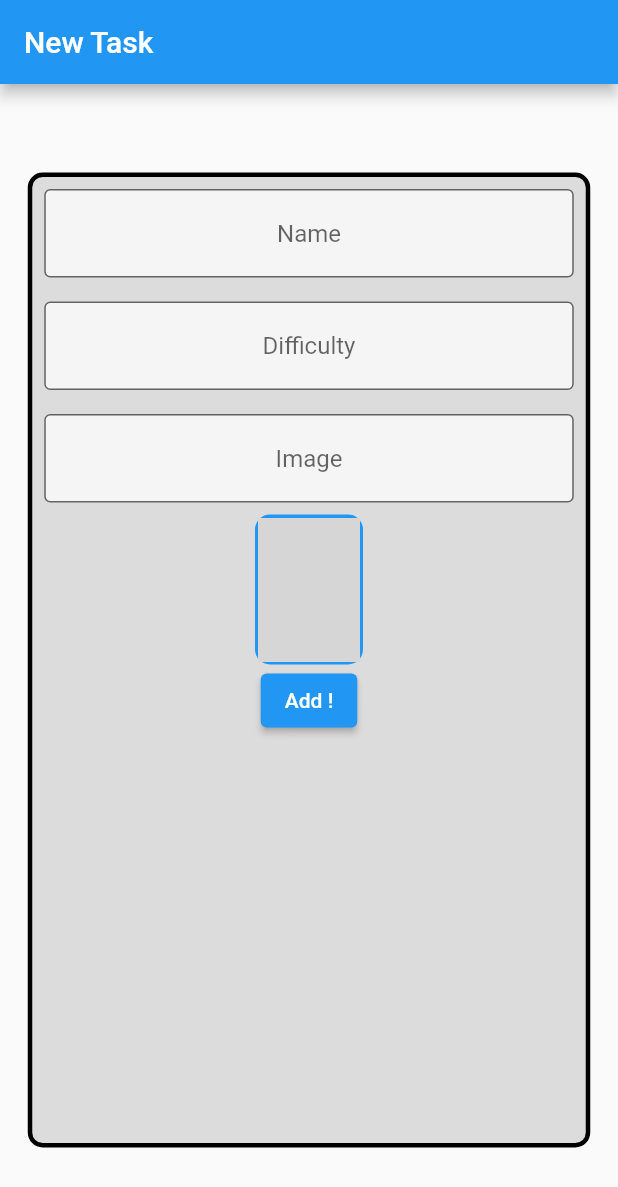
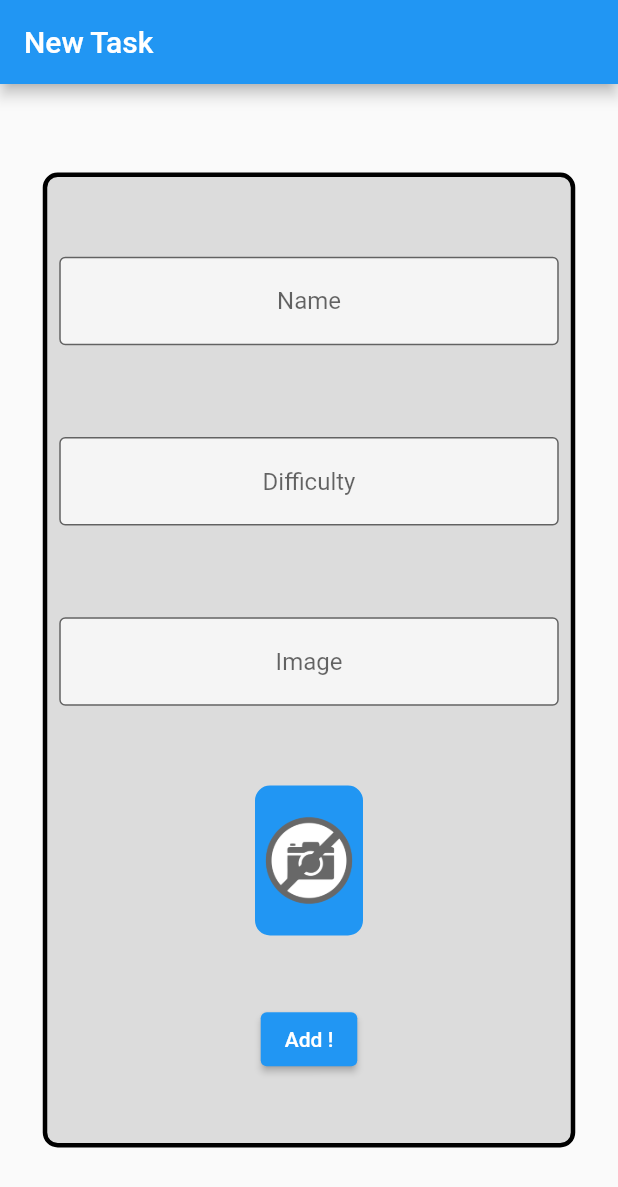
Before and after one commit to EduardoBritto22/task_force, a Flutter app: the screen it shows after launch, on a phone screen of 412 x 824 dp. Shown: the top 1187 px of the screen. Run offline on Flutter 3.47's test engine with Material 2 defaults, Android fonts, the phone set to English and light mode, and no system bars; network calls fail; grey boxes are pictures that could not be loaded.

Commit message:
- Add error builder to get image loading errors.

```diff
--- a/lib/screens/form_screen.dart
+++ b/lib/screens/form_screen.dart
@@ -21,12 +21,14 @@ class _FormScreenState extends State<FormScreen> {
       body: Center(
         child: Container(
           height: 650,
-          width: 375,
+          width: 355,
           decoration: BoxDecoration(
               color: Colors.black12,
               borderRadius: BorderRadius.circular(10),
               border: Border.all(width: 3)),
           child: Column(
+            mainAxisAlignment: MainAxisAlignment.spaceEvenly,
+            crossAxisAlignment: CrossAxisAlignment.center,
             children: [
               Padding(
                 padding: const EdgeInsets.all(8.0),
@@ -55,10 +57,8 @@ class _FormScreenState extends State<FormScreen> {
               Padding(
                 padding: const EdgeInsets.all(8.0),
                 child: TextFormField(
-                  onChanged: (text){
-                    setState(() {
-
-                    });
+                  onChanged: (text) {
+                    setState(() {});
                   },
                   textAlign: TextAlign.center,
                   controller: imageController,
@@ -73,14 +73,16 @@ class _FormScreenState extends State<FormScreen> {
                 height: 100,
                 width: 72,
                 decoration: BoxDecoration(
-                  color: Colors.blue,
-                  borderRadius: BorderRadius.circular(10),
-                  border: Border.all(width: 2, color: Colors.blue)
-                ),
+                    color: Colors.blue,
+                    borderRadius: BorderRadius.circular(10),
+                    border: Border.all(width: 2, color: Colors.blue)),
                 child: ClipRRect(
                   borderRadius: BorderRadius.circular(10),
-                  child: Image.network(imageController.text, fit: BoxFit.cover),
-
+                  child: Image.network(imageController.text, errorBuilder:
+                      (BuildContext context, Object exception,
+                          StackTrace? stackTrace) {
+                    return Image.asset('assets/images/nophoto.png');
+                  }, fit: BoxFit.cover),
                 ),
               ),
               ElevatedButton(onPressed: () {}, child: Text('Add !'))
--- a/pubspec.yaml
+++ b/pubspec.yaml
@@ -62,6 +62,8 @@ flutter:
   # assets:
   #   - images/a_dot_burr.jpeg
   #   - images/a_dot_ham.jpeg
+  assets:
+    - assets/images/
 
   # An image asset can refer to one or more resolution-specific "variants", see
   # https://flutter.dev/assets-and-images/#resolution-aware
```
Also changed, not shown: assets/images/nophoto.png (added).
